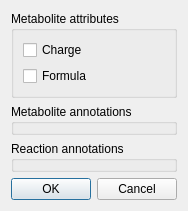
Qt form GEMEditor/database/ui/src/AnnotationSettingsDialog.ui (JuBra/GEMEditor) before a commit.
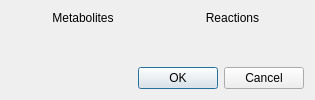
The same form after that commit.

Patch:
```diff
--- a/GEMEditor/database/ui/src/AnnotationSettingsDialog.ui
+++ b/GEMEditor/database/ui/src/AnnotationSettingsDialog.ui
@@ -6,8 +6,8 @@
    <rect>
     <x>0</x>
     <y>0</y>
-    <width>176</width>
-    <height>199</height>
+    <width>315</width>
+    <height>100</height>
    </rect>
   </property>
   <property name="windowTitle">
@@ -15,55 +15,34 @@
   </property>
   <layout class="QVBoxLayout" name="verticalLayout_3">
    <item>
-    <layout class="QVBoxLayout" name="verticalLayout_2">
+    <layout class="QHBoxLayout" name="horizontalLayout">
      <item>
-      <widget class="QGroupBox" name="groupBox_met_attributes">
-       <property name="title">
-        <string>Metabolite attributes</string>
-       </property>
-       <layout class="QVBoxLayout" name="verticalLayout">
+      <layout class="QVBoxLayout" name="verticalLayout_metabolites">
         <item>
-         <widget class="QCheckBox" name="checkBox_charge">
+        <widget class="QLabel" name="label_metabolites">
           <property name="text">
-           <string>Charge</string>
-          </property>
-         </widget>
-        </item>
-        <item>
-         <widget class="QCheckBox" name="checkBox_formula">
-          <property name="text">
-           <string>Formula</string>
+          <string>Metabolites</string>
+         </property>
+         <property name="alignment">
+          <set>Qt::AlignHCenter|Qt::AlignTop</set>
           </property>
          </widget>
         </item>
        </layout>
-      </widget>
      </item>
      <item>
-      <widget class="QGroupBox" name="groupBox_met_annotation">
-       <property name="sizePolicy">
-        <sizepolicy hsizetype="Preferred" vsizetype="Expanding">
-         <horstretch>0</horstretch>
-         <verstretch>0</verstretch>
-        </sizepolicy>
-       </property>
-       <property name="title">
-        <string>Metabolite annotations</string>
-       </property>
-      </widget>
-     </item>
+      <layout class="QVBoxLayout" name="verticalLayout_reactions">
      <item>
-      <widget class="QGroupBox" name="groupBox_react_annotation">
-       <property name="sizePolicy">
-        <sizepolicy hsizetype="Preferred" vsizetype="Expanding">
-         <horstretch>0</horstretch>
-         <verstretch>0</verstretch>
-        </sizepolicy>
-       </property>
-       <property name="title">
-        <string>Reaction annotations</string>
-       </property>
-      </widget>
+        <widget class="QLabel" name="label_reactions">
+         <property name="text">
+          <string>Reactions</string>
+         </property>
+         <property name="alignment">
+          <set>Qt::AlignHCenter|Qt::AlignTop</set>
+         </property>
+        </widget>
+       </item>
+      </layout>
      </item>
     </layout>
    </item>
```
Lines whose indentation alone changed are shown as unchanged.
